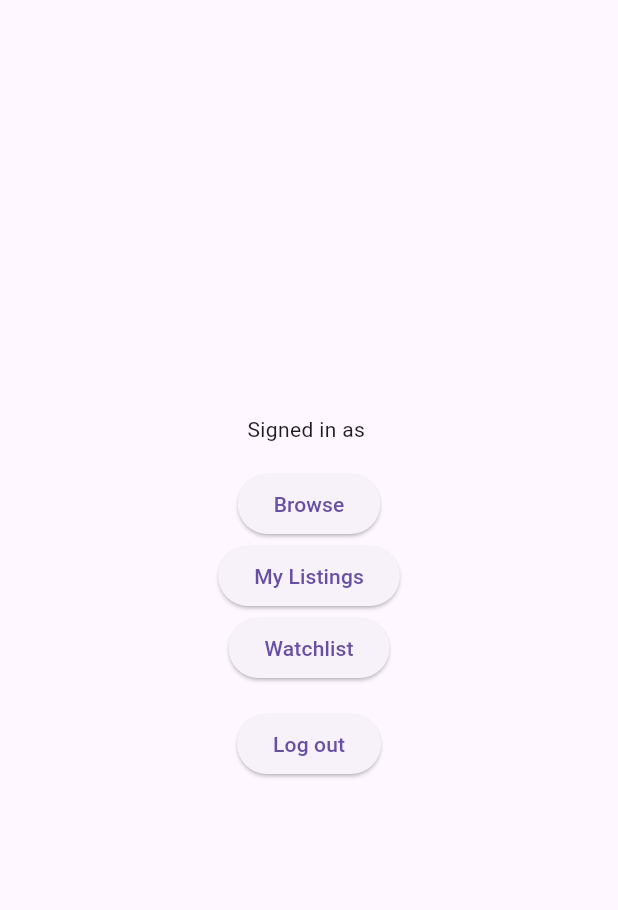
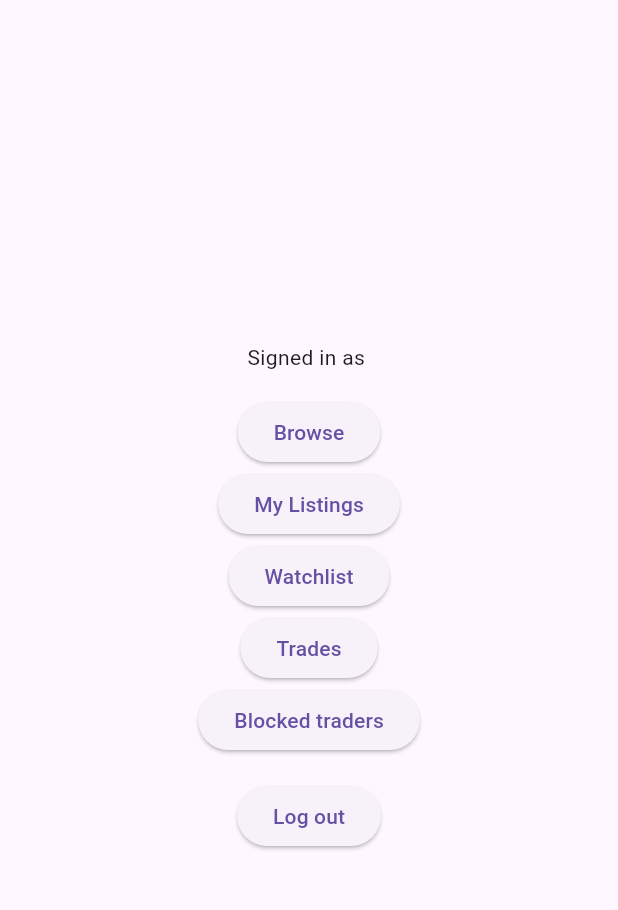
Before and after one commit to MichelFayad/garage-sale, a Flutter app: the HomeScreen screen opened by its route, on a phone screen of 412 x 824 dp, the part 63-973 px from its top. Run offline on Flutter 3.47's test engine with Material 3 defaults, Android fonts, the phone set to English and light mode, and no system bars; our stand-ins replace flutter_riverpod, flutter_secure_storage, go_router; accounts and stored records are empty.

Commit message:
Wire trades/blocks routes into the router and Home/listing-detail nav
Co-Authored-By: Claude Sonnet 5 <noreply@anthropic.com>

```diff
--- a/apps/mobile_flutter/lib/router/app_router.dart
+++ b/apps/mobile_flutter/lib/router/app_router.dart
@@ -3,13 +3,17 @@ import 'package:flutter_riverpod/flutter_riverpod.dart';
 import 'package:go_router/go_router.dart';
 import '../auth/auth_controller.dart';
 import '../listings/models/listing.dart';
+import '../screens/blocks_screen.dart';
 import '../screens/browse_screen.dart';
 import '../screens/home_screen.dart';
 import '../screens/listing_detail_screen.dart';
 import '../screens/listing_form_screen.dart';
 import '../screens/login_screen.dart';
 import '../screens/my_listings_screen.dart';
+import '../screens/propose_trade_screen.dart';
 import '../screens/register_screen.dart';
+import '../screens/trade_detail_screen.dart';
+import '../screens/trades_screen.dart';
 import '../screens/watchlist_screen.dart';
 
 class _RouterRefreshNotifier extends ChangeNotifier {
@@ -69,6 +73,30 @@ final routerProvider = Provider<GoRouter>((ref) {
         builder: (context, state) =>
             ListingDetailScreen(listingId: state.pathParameters['id']!),
       ),
+      // Literal-prefix routes before the /trades/:id family below (same
+      // reasoning as /listings/* above), though the /trades/propose/:listingId
+      // and /trades/:id/counter paths are 3 segments vs. /trades/:id's 2, so
+      // there's no actual ordering ambiguity here.
+      GoRoute(path: '/trades', builder: (context, state) => const TradesScreen()),
+      GoRoute(
+        path: '/trades/propose/:listingId',
+        builder: (context, state) => ProposeTradeScreen(
+          mode: ProposeMode.propose,
+          targetId: state.pathParameters['listingId']!,
+        ),
+      ),
+      GoRoute(
+        path: '/trades/:id/counter',
+        builder: (context, state) => ProposeTradeScreen(
+          mode: ProposeMode.counter,
+          targetId: state.pathParameters['id']!,
+        ),
+      ),
+      GoRoute(
+        path: '/trades/:id',
+        builder: (context, state) => TradeDetailScreen(id: state.pathParameters['id']!),
+      ),
+      GoRoute(path: '/blocks', builder: (context, state) => const BlocksScreen()),
     ],
   );
 });
--- a/apps/mobile_flutter/lib/screens/home_screen.dart
+++ b/apps/mobile_flutter/lib/screens/home_screen.dart
@@ -32,6 +32,16 @@ class HomeScreen extends ConsumerWidget {
               onPressed: () => context.push('/watchlist'),
               child: const Text('Watchlist'),
             ),
+            ElevatedButton(
+              key: const Key('trades_button'),
+              onPressed: () => context.push('/trades'),
+              child: const Text('Trades'),
+            ),
+            ElevatedButton(
+              key: const Key('blocks_button'),
+              onPressed: () => context.push('/blocks'),
+              child: const Text('Blocked traders'),
+            ),
             const SizedBox(height: 16),
             ElevatedButton(
               key: const Key('logout_button'),
--- a/apps/mobile_flutter/lib/screens/listing_detail_screen.dart
+++ b/apps/mobile_flutter/lib/screens/listing_detail_screen.dart
@@ -1,5 +1,6 @@
 import 'package:flutter/material.dart';
 import 'package:flutter_riverpod/flutter_riverpod.dart';
+import 'package:go_router/go_router.dart';
 import '../listings/listing_detail_provider.dart';
 import '../listings/watchlist_controller.dart';
 
@@ -61,8 +62,8 @@ class ListingDetailScreen extends ConsumerWidget {
                     const Spacer(),
                     ElevatedButton(
                       key: const Key('propose_trade_button'),
-                      onPressed: null,
-                      child: const Text('Propose trade (coming soon)'),
+                      onPressed: () => context.push('/trades/propose/${listing.id}'),
+                      child: const Text('Propose trade'),
                     ),
                   ],
                 ),
```
